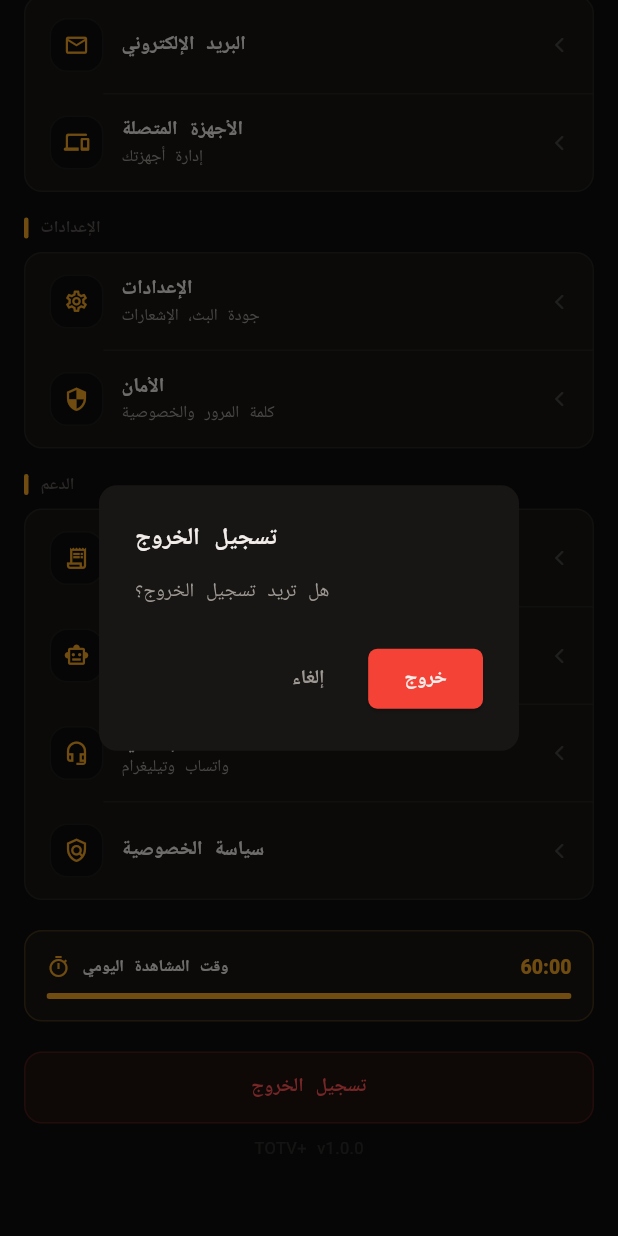
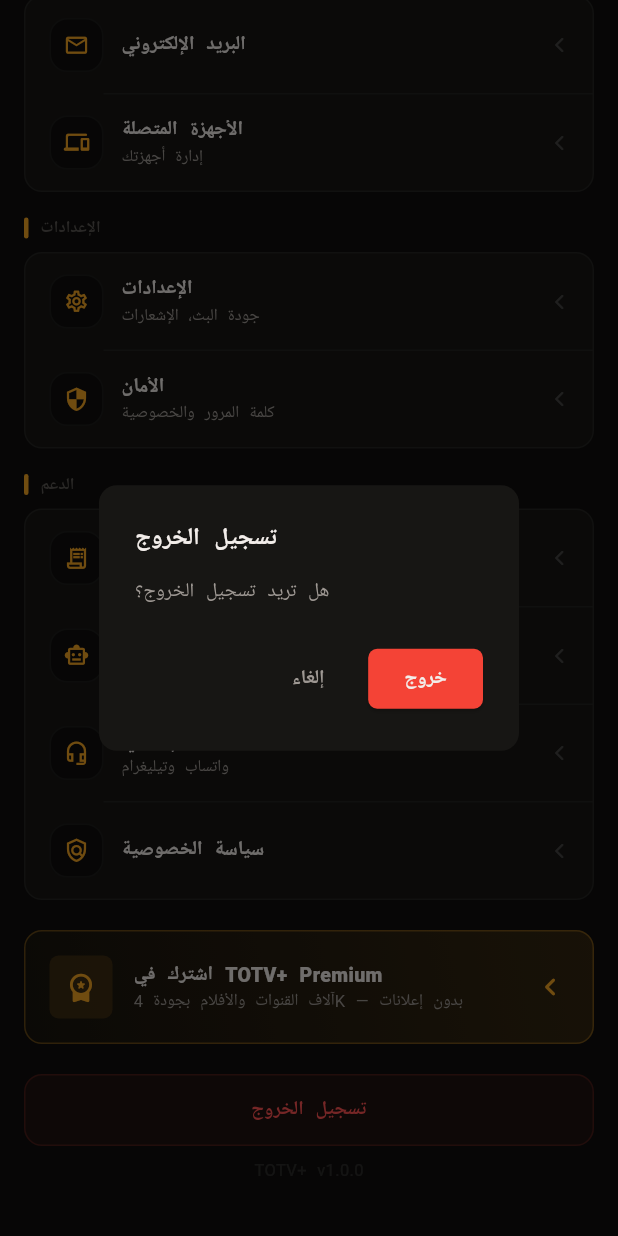
Before and after one commit to haedirasso-star/tol, a Flutter app: the ProfilePage screen opened directly, scrolled down 576 dp, after a tap on "تسجيل الخروج", on a phone screen of 412 x 824 dp. Run offline on Flutter 3.47's test engine with Material 3 defaults, Android fonts, the phone set to English and light mode, and no system bars; our stand-ins replace audioplayers, cached_network_image, cloud_firestore, device_info_plus, dio, firebase_analytics and 12 more; accounts and stored records are empty; network calls fail; Roboto replaces fonts that are missing (Cairo).

Commit message:
Update profile_player_header.dart

```diff
--- a/lib/ui/pages/profile_player_header.dart
+++ b/lib/ui/pages/profile_player_header.dart
@@ -41,6 +41,19 @@ class _ProfilePageState extends State<ProfilePage> {
               ]),
               const SizedBox(height: 16),
             ],
+
+            // ── مركز العمليات (يظهر للأدمن فقط) ──
+            AdminAwareBuilder(builder: (isAdmin) => !isAdmin
+              ? const SizedBox.shrink()
+              : Column(children: [
+                  _sectionLabel('الإدارة'), const SizedBox(height: 8),
+                  _menuGroup([
+                    _menuRow(Icons.shield_rounded, 'مركز العمليات',
+                        'الطلبات، التفعيل، الرصيد، المستخدمون',
+                        () => Navigator.of(context).pushNamed('/ops')),
+                  ]),
+                  const SizedBox(height: 16),
+                ])),
 
             // ── الإعدادات ──
             _sectionLabel('الإعدادات'), const SizedBox(height: 8),
@@ -66,7 +79,7 @@ class _ProfilePageState extends State<ProfilePage> {
             ]),
 
             const SizedBox(height: 20),
-            if (isLog && !isPaid) _freeTimerCard(),
+            if (isLog && !isPaid) const BuyPremiumButton(),
             const SizedBox(height: 20),
             if (isLog) _logoutBtn() else _loginBtn(context),
             const SizedBox(height: 8),
@@ -335,41 +348,6 @@ class _ProfilePageState extends State<ProfilePage> {
       ])),
     ]));
 
-  Widget _freeTimerCard() => StreamBuilder<int>(
-    stream: Stream.periodic(const Duration(seconds: 1), (_) => GuestSession.remainingSecs),
-    initialData: GuestSession.remainingSecs,
-    builder: (ctx, snap) {
-      final frac    = 1.0 - GuestSession.usedFraction;
-      final expired = GuestSession.isExpired;
-      return Container(
-        padding: const EdgeInsets.all(14),
-        decoration: BoxDecoration(
-          color: expired ? Colors.red.withOpacity(0.06) : C.surface,
-          borderRadius: BorderRadius.circular(R.md),
-          border: Border.all(color: expired ? Colors.red.withOpacity(0.25) : C.gold.withOpacity(0.2))),
-        child: Column(crossAxisAlignment: CrossAxisAlignment.start, children: [
-          Row(children: [
-            Icon(Icons.timer_outlined, color: expired ? Colors.red : C.gold, size: 16),
-            const SizedBox(width: 8),
-            Text('وقت المشاهدة اليومي', style: T.cairo(s: FS.sm, w: FontWeight.w700)),
-            const Spacer(),
-            Text(GuestSession.remainingStr,
-                style: TExtra.mont(s: FS.md, w: FontWeight.w800, c: expired ? Colors.red : C.gold)),
-          ]),
-          const SizedBox(height: 8),
-          ClipRRect(borderRadius: BorderRadius.circular(R.tiny),
-            child: LinearProgressIndicator(value: frac.clamp(0.0, 1.0),
-              backgroundColor: Colors.white10, color: expired ? Colors.red : C.gold, minHeight: 4)),
-          if (expired) ...[ const SizedBox(height: 10),
-            GestureDetector(
-              onTap: () => _push(const SubscriptionPage()),
-              child: Container(height: 36, decoration: BoxDecoration(gradient: C.playGrad, borderRadius: BorderRadius.circular(R.sm)),
-                child: Center(child: Text('اشترك للمشاهدة غير المحدودة',
-                    style: T.cairo(s: FS.sm, w: FontWeight.w700, c: Colors.black))))),
-          ],
-        ]));
-    });
-
   Widget _guestCard(BuildContext ctx) => Container(
     padding: const EdgeInsets.all(20),
     decoration: BoxDecoration(color: C.surface, borderRadius: BorderRadius.circular(R.md),
@@ -456,7 +434,17 @@ class _ProfilePageState extends State<ProfilePage> {
             onPressed: () => Navigator.pop(context, true),
             child: Text('خروج', style: T.cairo(s: FS.md, c: C.textPri, w: FontWeight.w700))),
         ]));
-      if (ok == true) { await Sub.logout(); GuestSession.reset(); if (mounted) setState(() {}); }
+      if (ok == true) {
+        await Sub.logout();
+        GuestSession.reset();
+        await AuthService.signOut();          // خروج فعلي من الحساب
+        if (!mounted) return;
+        // العودة فوراً لشاشة تسجيل الدخول الجديدة وإزالة كل ما قبلها
+        Navigator.of(context).pushAndRemoveUntil(
+          MaterialPageRoute(builder: (_) => const FirebaseLoginPage()),
+          (route) => false,
+        );
+      }
     },
     child: Container(height: 48,
       decoration: BoxDecoration(color: Colors.red.withOpacity(0.07),
```
